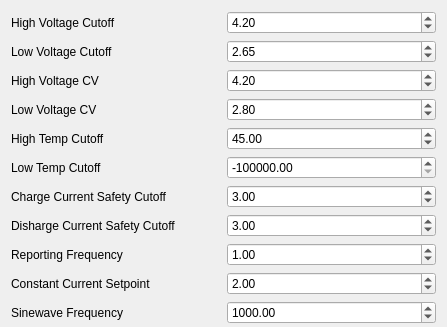
Qt form settings.ui (Lexcelon/batlab-toolkit-gui) before a commit; both pictures show x 0 to 447 and y 0 to 327 of the 447 by 488 pixel window.
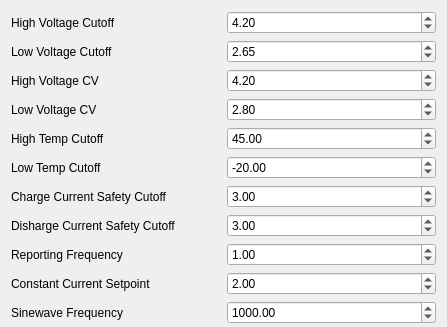
The same form after that commit.

Commit message: polished wizard. made it so you have to click the button.

The edit to the form file:
```diff
--- a/settings.ui
+++ b/settings.ui
@@ -123,10 +123,10 @@
      <item row="5" column="1">
       <widget class="QDoubleSpinBox" name="ltCutoffSB">
        <property name="minimum">
-        <double>-999999999999999.000000000000000</double>
+        <double>-273.000000000000000</double>
        </property>
        <property name="value">
-        <double>-999999.000000000000000</double>
+        <double>-20.000000000000000</double>
        </property>
       </widget>
      </item>
```
The commit also changes 5 other files.
